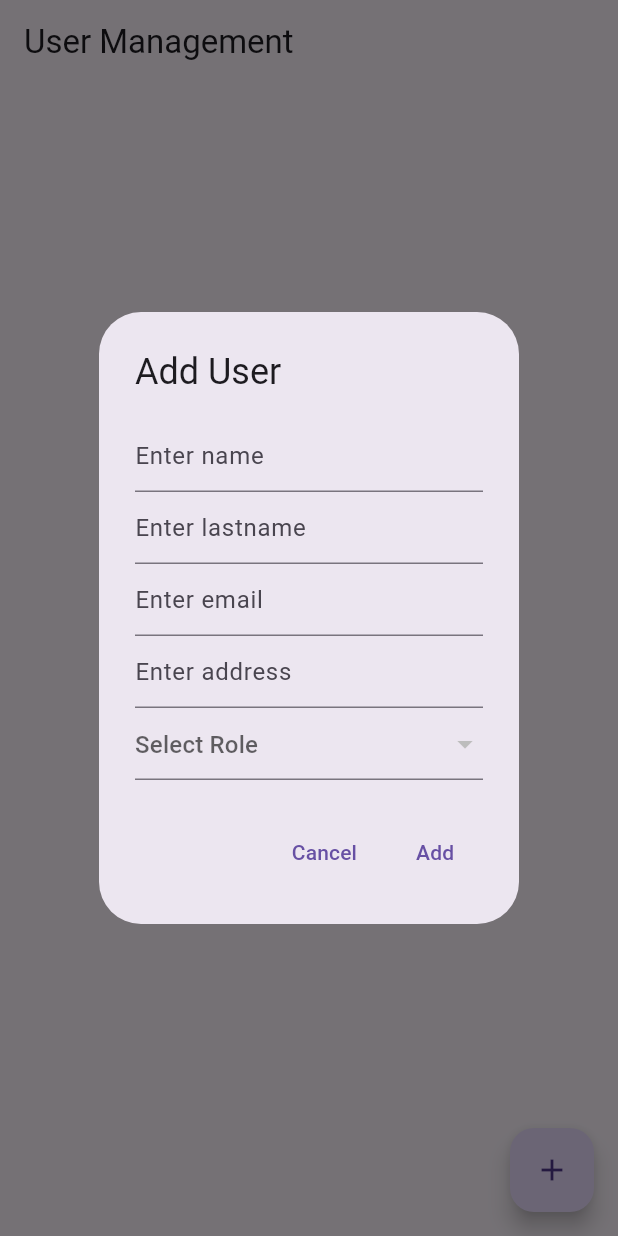
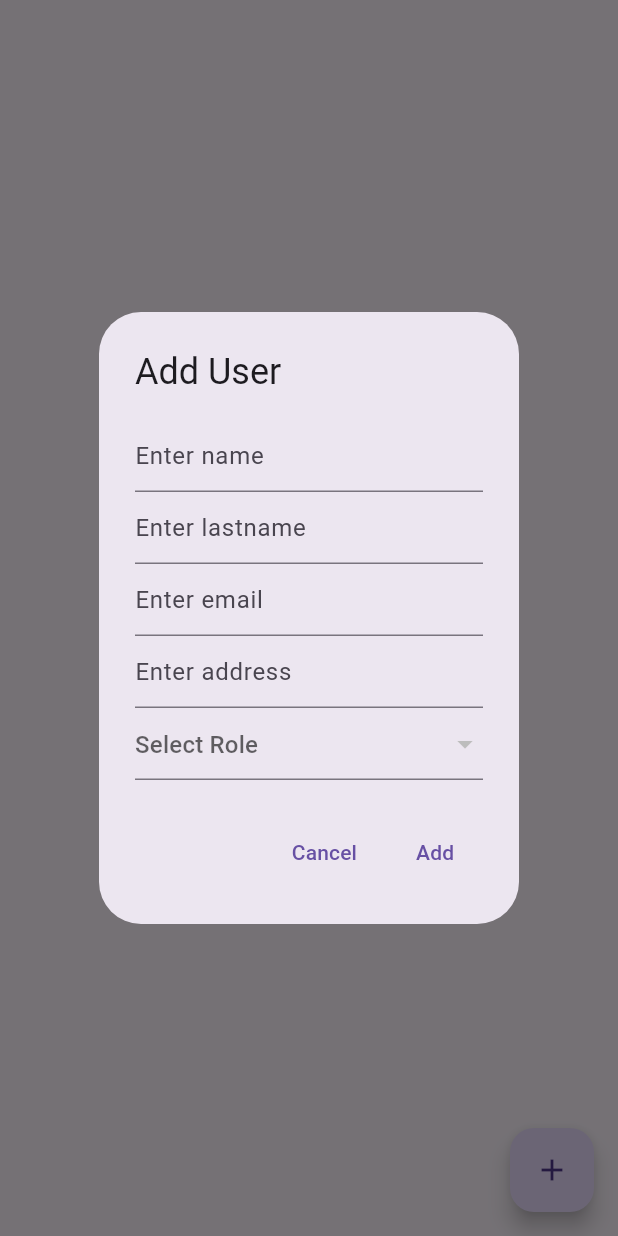
Before and after one commit to 3Big-Projet3-2024-2025/6-SortieApp, a Flutter app: the UserListScreen screen opened directly, after a tap on the "add" icon, on a phone screen of 412 x 824 dp. Run offline on Flutter 3.47's test engine with Material 3 defaults, Android fonts, the phone set to English and light mode, and no system bars; our stand-ins replace flutter_secure_storage, get; accounts and stored records are empty; network calls fail.

Commit message:
Update frond user page

```diff
--- a/SortieAppFrontend/sortie_app_frontend/lib/pages/user_crud_page.dart
+++ b/SortieAppFrontend/sortie_app_frontend/lib/pages/user_crud_page.dart
@@ -28,7 +28,7 @@ class UserApp extends StatelessWidget {
           ),
         ],
       ),
-        body: UserListScreen(),
+      body: UserListScreen(),
     );
   }
 }
@@ -320,9 +320,6 @@ class _UserListScreenState extends State<UserListScreen> {
   @override
   Widget build(BuildContext context) {
     return Scaffold(
-      appBar: AppBar(
-        title: const Text('User Management'),
-      ),
       body: ListView.builder(
         itemCount: users.length,
         itemBuilder: (context, index) {
@@ -341,17 +338,17 @@ class _UserListScreenState extends State<UserListScreen> {
                 IconButton(
                   icon: const Icon(Icons.edit),
                   onPressed: () => showEditUserDialog(
-                    user['id_user'],
+                    user['id'],
                     user['name_user'] ?? '',
                     user['lastname_user'] ?? '',
-                    user['email_user'] ?? '',
+                    user['email'] ?? '',
                     user['address_user'] ?? '',
                     user['role_user']?['id_role'] ?? 0,
                   ),
                 ),
                 IconButton(
                   icon: const Icon(Icons.delete),
-                  onPressed: () => deleteUser(user['id_user']),
+                  onPressed: () => deleteUser(user['id']),
                 ),
               ],
             ),
```
